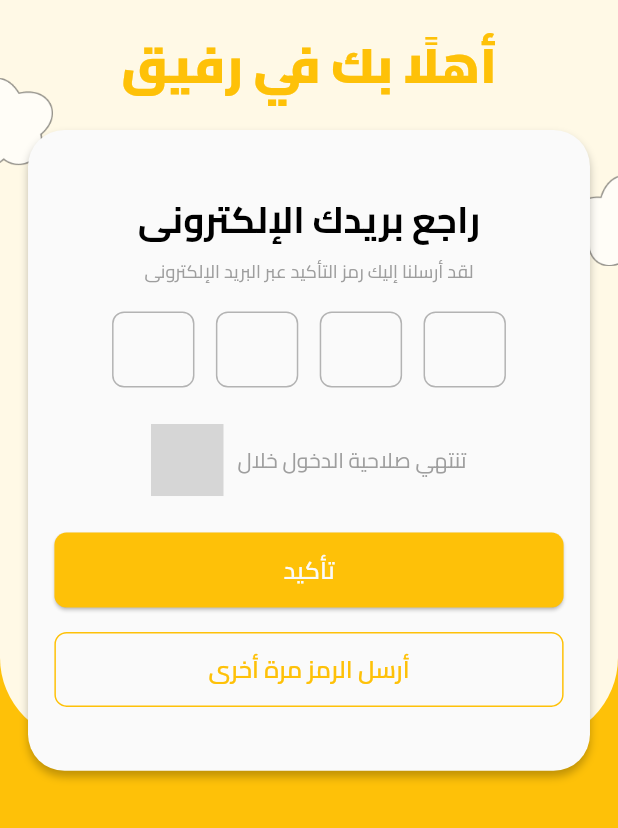
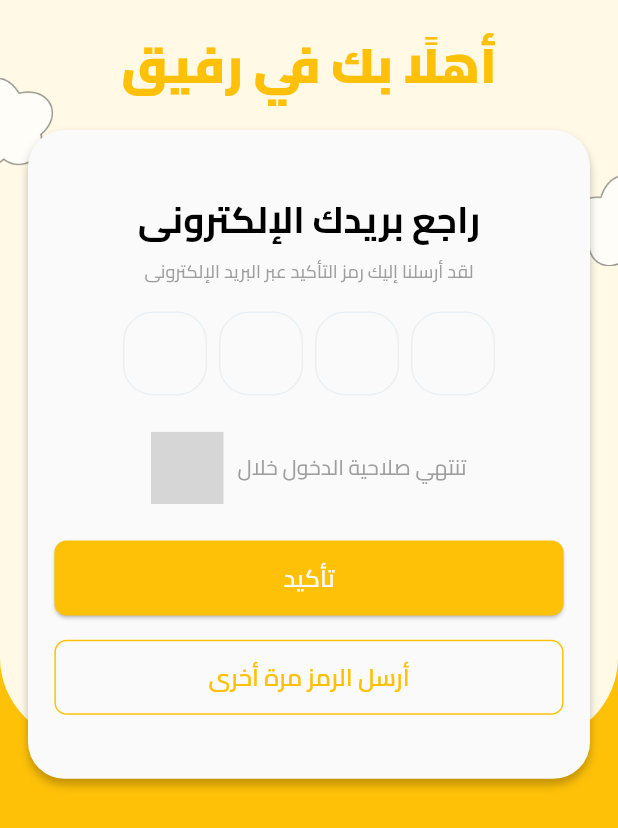
Before and after one commit to MariamElbeshbeeshy/Rafeeq-App, a Flutter app: the OtpView screen opened by its route, on a phone screen of 412 x 824 dp. Shown: the top 828 px of the screen. Run offline on Flutter 3.47's test engine with Material 3 defaults, Android fonts, the phone set to English and light mode, and no system bars; drawn by our look-alikes of pinput; our stand-ins replace dio, flutter_screenutil; missing offline and left inert: flutter_timer_countdown; grey boxes are pictures that could not be loaded.

Commit message:
Refactor authentication flow and UI components; update app label, implement login form with validation, and enhance OTP input experience

```diff
--- a/lib/main.dart
+++ b/lib/main.dart
@@ -31,10 +31,10 @@
           debugShowCheckedModeBanner: false,
           routes: {
             LoginView.id: (context) => LoginView(),
-            QRScanView.id: (context) => QRScanView(),
+            //QRScanView.id: (context) => QRScanView(),
             OtpView.id: (context) => OtpView(),
           },
-          initialRoute: QRScanView.id,
+          initialRoute: OtpView.id,
         );
       },
     );
--- a/lib/models/auth_response_model.dart
+++ b/lib/models/auth_response_model.dart
@@ -18,7 +18,7 @@
       statusCode: json["statusCode"],
       key: json["key"],
       message: json["message"],
-      data: json["data"] ?? '',   // data is bool and could be null in login response
+      data: json["data"] ,   // data is bool and could be null in login response
     );
   }
 
--- a/lib/widgets/app_theme.dart
+++ b/lib/widgets/app_theme.dart
@@ -1,6 +1,7 @@
 import 'package:flutter/material.dart';
 import 'package:flutter_screenutil/flutter_screenutil.dart';
 import 'package:rafeeq_app/helper/constants.dart';
+
 
 ThemeData AppTheme() {
   return ThemeData(
@@ -62,6 +63,7 @@
         side: BorderSide(color: kPrimaryColor),
         shape: RoundedRectangleBorder(borderRadius: BorderRadius.circular(8.r)),
       ),
+
     ),
   );
 }
--- a/lib/widgets/otp_form.dart
+++ b/lib/widgets/otp_form.dart
@@ -1,14 +1,51 @@
 import 'package:flutter/material.dart';
 import 'package:flutter_screenutil/flutter_screenutil.dart';
 import 'package:flutter_timer_countdown/flutter_timer_countdown.dart';
-import 'package:rafeeq_app/helper/constants.dart';
+import 'package:pinput/pinput.dart';
 
-class OtpForm extends StatelessWidget {
+class OtpForm extends StatefulWidget {
   const OtpForm({super.key});
 
+  @override
+  State<OtpForm> createState() => _OtpFormState();
+}
 
+class _OtpFormState extends State<OtpForm> {
+
+  TextEditingController otpCode =TextEditingController();
   @override
   Widget build(BuildContext context) {
+
+    final defaultPinTheme = PinTheme(
+      width: 56,
+      height: 56,
+      textStyle: TextStyle(
+        fontSize: 20,
+        color: Color.fromRGBO(30, 60, 87, 1),
+        fontWeight: FontWeight.w600,
+      ),
+      decoration: BoxDecoration(
+        border: Border.all(color: Color.fromRGBO(234, 239, 243, 1)),
+        borderRadius: BorderRadius.circular(20),
+      ),
+    );
+
+    final focusedPinTheme = defaultPinTheme.copyDecorationWith(
+      border: Border.all(color: Color(0xffFEC108)),
+      borderRadius: BorderRadius.circular(8),
+    );
+
+    final submittedPinTheme = defaultPinTheme.copyWith(
+      decoration: defaultPinTheme.decoration!.copyWith(
+        color: Colors.grey[200],
+      ),
+    );
+
+    final errorPinTheme = defaultPinTheme.copyDecorationWith(
+      border: Border.all(color: Colors.red),
+      borderRadius: BorderRadius.circular(8),
+    );
+
     return Container(
       child: Column(
         children: [
@@ -31,18 +68,26 @@
           ),
           SizedBox(height: 18.h),
 
-          //// otp tex fields ////
-          Row(
-            mainAxisAlignment: MainAxisAlignment.center,
-            spacing: 13.w,
+          //// otp  confirmation ////
+           Directionality(
+            textDirection: TextDirection.ltr,
+             child: Pinput(
+                crossAxisAlignment: CrossAxisAlignment.center,
+                defaultPinTheme: defaultPinTheme,
+                focusedPinTheme: focusedPinTheme,
+                submittedPinTheme: submittedPinTheme,
+                errorPinTheme: errorPinTheme,
+                controller: otpCode,
 
-            children: [
-              SizedBox(width: 50.w, height: 50.h, child: TextFormField()),
-              SizedBox(width: 50.w, height: 50.h, child: TextFormField()),
-              SizedBox(width: 50.w, height: 50.h, child: TextFormField()),
-              SizedBox(width: 50.w, height: 50.h, child: TextFormField()),
-            ],
+                validator: (s) {
+                  return s == '1234' ? null : 'رمز التأكيد غير صحيح';
+                },
+                pinputAutovalidateMode: PinputAutovalidateMode.onSubmit,
+                showCursor: true,
+                onCompleted: (pin) => print(pin),
               ),
+           ),
+
           SizedBox(height: 24.h),
 
           ///timer///
@@ -58,35 +103,24 @@
                 ),
               ),
               TimerCountdown(
-          enableDescriptions:false ,
+                enableDescriptions: false,
                 format: CountDownTimerFormat.minutesSeconds,
-          endTime: DateTime.now().add(
-            Duration(
-              minutes: 3,
-              seconds: 0,
-            ),
-          ),
+                endTime: DateTime.now().add(Duration(minutes: 3, seconds: 0)),
                 timeTextStyle: TextStyle(
                   fontWeight: FontWeight.w400,
                   color: Colors.grey,
                   fontSize: 14.sp,
-
                 ),
               ),
             ],
           ),
 
-        SizedBox(height:24.h),
+          SizedBox(height: 24.h),
 
           /// buttons/ ///
-        ElevatedButton(
-          onPressed: (){},
-          child: Text("تأكيد")
-          ),
-        SizedBox(height:16.h),
-        OutlinedButton(
-          onPressed: (){},
-           child: Text("أرسل الرمز مرة أخرى"))
+          ElevatedButton(onPressed: () {}, child: Text("تأكيد")),
+          SizedBox(height: 16.h),
+          OutlinedButton(onPressed: () {}, child: Text("أرسل الرمز مرة أخرى")),
         ],
       ),
     );
--- a/pubspec.yaml
+++ b/pubspec.yaml
@@ -13,10 +13,10 @@
   flutter_localizations:
     sdk: flutter
   flutter_timer_countdown: ^1.0.7
-  mobile_scanner: ^7.1.4
   permission_handler: ^12.0.1
   qr_scanner_overlay: ^0.0.2
   dio: ^5.9.1
+  pinput: ^6.0.2
 
 dev_dependencies:
   flutter_test:
```
Also changed, not shown: lib/services/auth_service.dart (+22 -6 lines), lib/views/qr_scan_view.dart (+75 -75 lines), lib/widgets/camera_preview.dart (+62 -62 lines), lib/widgets/login_form.dart (+66 -19 lines), pubspec.lock, 4 other files. Lines whose indentation alone changed are shown as unchanged.
